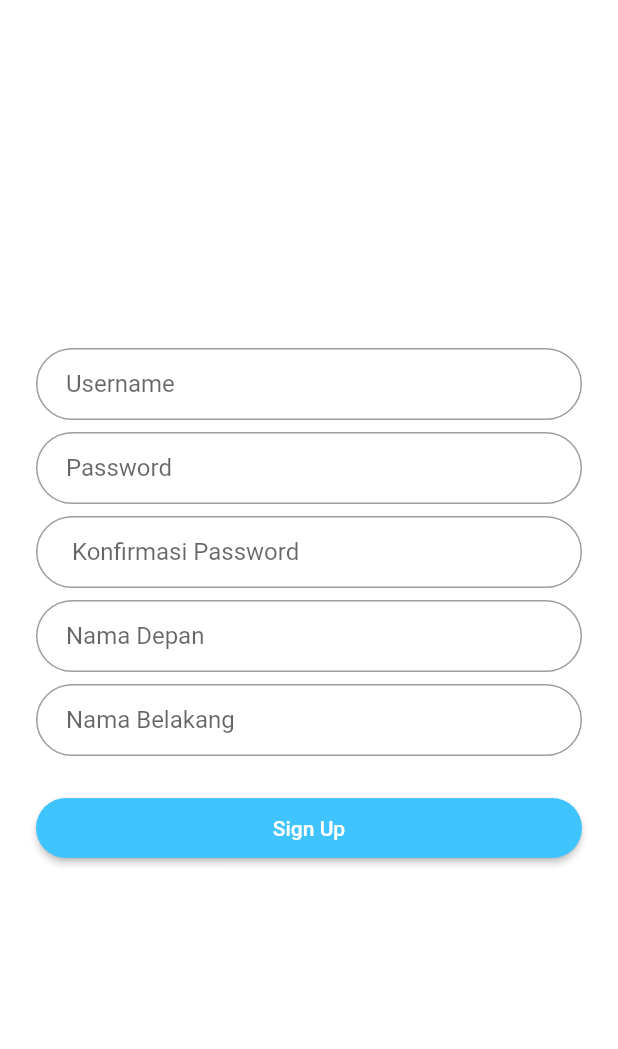
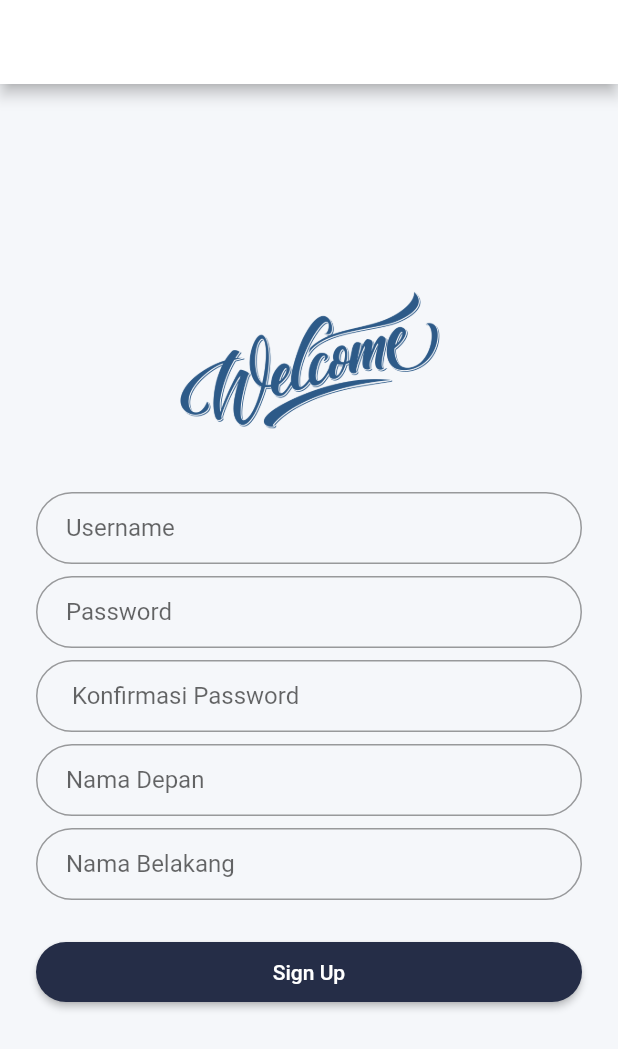
Before and after one commit to PKL-Floo-Intership/Membership, a Flutter app: the RegisterPage screen opened directly, on a phone screen of 412 x 824 dp. Shown: the top 1049 px of the screen. Run offline on Flutter 3.47's test engine with Material 2 defaults, Android fonts, the phone set to English and light mode, and no system bars.

Commit message:
change color button

```diff
--- a/lib/login/login_page.dart
+++ b/lib/login/login_page.dart
@@ -1,6 +1,7 @@
 import 'package:flutter/material.dart';
 import 'package:membership/register/register_page.dart';
 import 'package:membership/tab_bar/promotion_view.dart';
+import 'package:membership/shared/app_colors.dart' as app_color;
 
 class LoginPage extends StatefulWidget {
   static String toLogin = 'login-page';
@@ -52,7 +53,7 @@ class _LoginPageState extends State<LoginPage> {
           Navigator.of(context).pushNamed(Promotion.toPromotion);
         },
         padding: EdgeInsets.all(12),
-        color: Colors.lightBlueAccent,
+        color: app_color.icon,
         child: Text('Login', style: TextStyle(color: Colors.white)),
       ),
     );
@@ -70,7 +71,7 @@ class _LoginPageState extends State<LoginPage> {
     //belum memiliki akun
     final belumMemilikiAkunLabel = FlatButton(
       child: Text(
-        'Belum memiliki akun? klik disini!',
+        'Create Account',
         style: TextStyle(color: Colors.black54),
       ),
       onPressed: () {
@@ -81,7 +82,7 @@ class _LoginPageState extends State<LoginPage> {
 
 
     return Scaffold(
-      backgroundColor: Colors.white,
+      backgroundColor: app_color.backgroundApp,
       body: Center(
         child: ListView(
           shrinkWrap: true,
--- a/lib/register/register_page.dart
+++ b/lib/register/register_page.dart
@@ -1,6 +1,6 @@
 import 'package:flutter/material.dart';
 import 'package:membership/login/login_page.dart';
-import 'package:membership/tab_bar/promotion_view.dart';
+import 'package:membership/shared/app_colors.dart' as app_color;
 
 class RegisterPage extends StatefulWidget {
   static String toRegister = 'register-page';
@@ -11,7 +11,14 @@ class RegisterPage extends StatefulWidget {
 class _RegisterPageState extends State<RegisterPage> {
   @override
   Widget build(BuildContext context) {
-
+    final logo = Hero(
+      tag: 'welcome',
+      child: CircleAvatar(
+        backgroundColor: Colors.transparent,
+        radius: 48.0,
+        child: Image.asset('assets/wel.png'),
+      ),
+    );
     final username = TextFormField(
       keyboardType: TextInputType.text,
       autofocus: false,
@@ -56,7 +63,7 @@ class _RegisterPageState extends State<RegisterPage> {
       ),
     );
 
-       final namaBelakang = TextFormField(
+    final namaBelakang = TextFormField(
       keyboardType: TextInputType.text,
       autofocus: false,
       initialValue: '',
@@ -77,18 +84,24 @@ class _RegisterPageState extends State<RegisterPage> {
           Navigator.of(context).pushNamed(LoginPage.toLogin);
         },
         padding: EdgeInsets.all(12),
-        color: Colors.lightBlueAccent,
+        color: app_color.icon,
         child: Text('Sign Up', style: TextStyle(color: Colors.white)),
       ),
     );
 
     return Scaffold(
-      backgroundColor: Colors.white,
+      appBar: new AppBar(
+        backgroundColor: app_color.bar,
+        title: new Text("Register Account"),
+      ),
+      backgroundColor: app_color.backgroundApp,
       body: Center(
         child: ListView(
           shrinkWrap: true,
           padding: EdgeInsets.only(left: 24.0, right: 24.0),
           children: <Widget>[
+            logo,
+            SizedBox(height: 40.0),
             username,
             SizedBox(height: 8.0),
             password,
```
